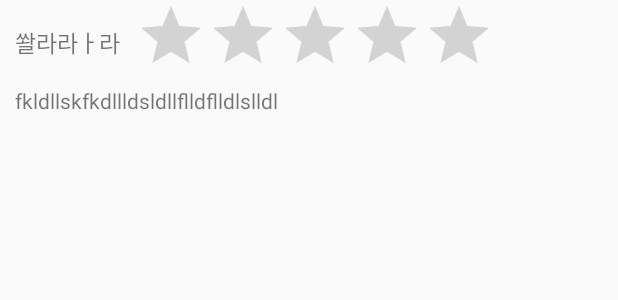
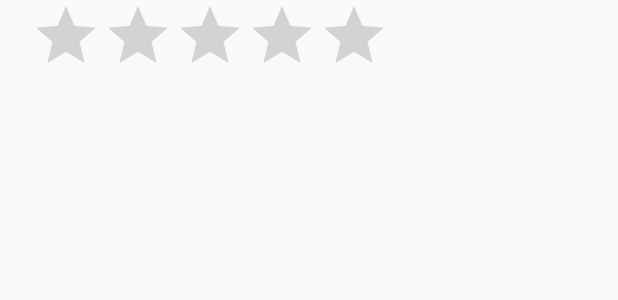
Before and after one commit to dldbdud314/2020-ss-software-contest, an Android app: the layout item_review.xml on its own in the app's theme, with its tools: preview values and no code run, on a phone screen of 412 x 824 dp. Shown: the top 300 px of the screen. Run offline under Robolectric (Android 15) with nearby library versions, the phone set to English and light mode, and no system bars.

Commit message:
마무리 코드 정리

```diff
--- a/capstone/app/src/main/java/com/example/capstone/SearchActivity.java
+++ b/capstone/app/src/main/java/com/example/capstone/SearchActivity.java
@@ -39,7 +39,7 @@ public class SearchActivity extends AppCompatActivity {
     private String mJsonString;
     private EditText searchTxt;
     private Button searchBtn;
-    private TextView noResultTxt;
+    //private TextView noResultTxt;
 
     @Override
     protected void onCreate(@Nullable Bundle savedInstanceState) {
@@ -48,7 +48,7 @@ public class SearchActivity extends AppCompatActivity {
 
         searchTxt = (EditText) findViewById(R.id.searchText);
         searchBtn = (Button) findViewById(R.id.searchBtn);
-        noResultTxt = (TextView)findViewById(R.id.no_result_text);
+        //noResultTxt = (TextView)findViewById(R.id.no_result_text);
         mTextViewResult = (TextView)findViewById(R.id.textView_search_result);
         mRecyclerView = (RecyclerView) findViewById(R.id.search_list);
         LinearLayoutManager llm = new LinearLayoutManager(this);
@@ -182,8 +182,6 @@ public class SearchActivity extends AppCompatActivity {
             JSONObject jsonObject = new JSONObject(mJsonString);
             JSONArray jsonArray = jsonObject.getJSONArray(TAG_JSON);
 
-            //검색결과 없을 때 처리해야 함
-            //if(jsonArray.length()==0) noResultTxt.setVisibility(View.VISIBLE);
 
             for(int i=0;i<jsonArray.length();i++){
 
--- a/capstone/app/src/main/res/layout/item_review.xml
+++ b/capstone/app/src/main/res/layout/item_review.xml
@@ -15,7 +15,7 @@
             android:layout_height="wrap_content">
             <TextView
                 android:id="@+id/nicknameTxt"
-                android:text="쏼라라ㅏ라"
+                android:text=""
                 android:textSize="15dp"
                 android:layout_marginLeft="10dp"
                 android:layout_gravity="center"
@@ -30,7 +30,7 @@
         </LinearLayout>
         <TextView
             android:id="@+id/reviewTxt"
-            android:text="fkldllskfkdllldsldllflldflldlslldl"
+            android:text=""
             android:layout_marginHorizontal="10dp"
             android:layout_width="wrap_content"
             android:layout_height="wrap_content"/>
```
